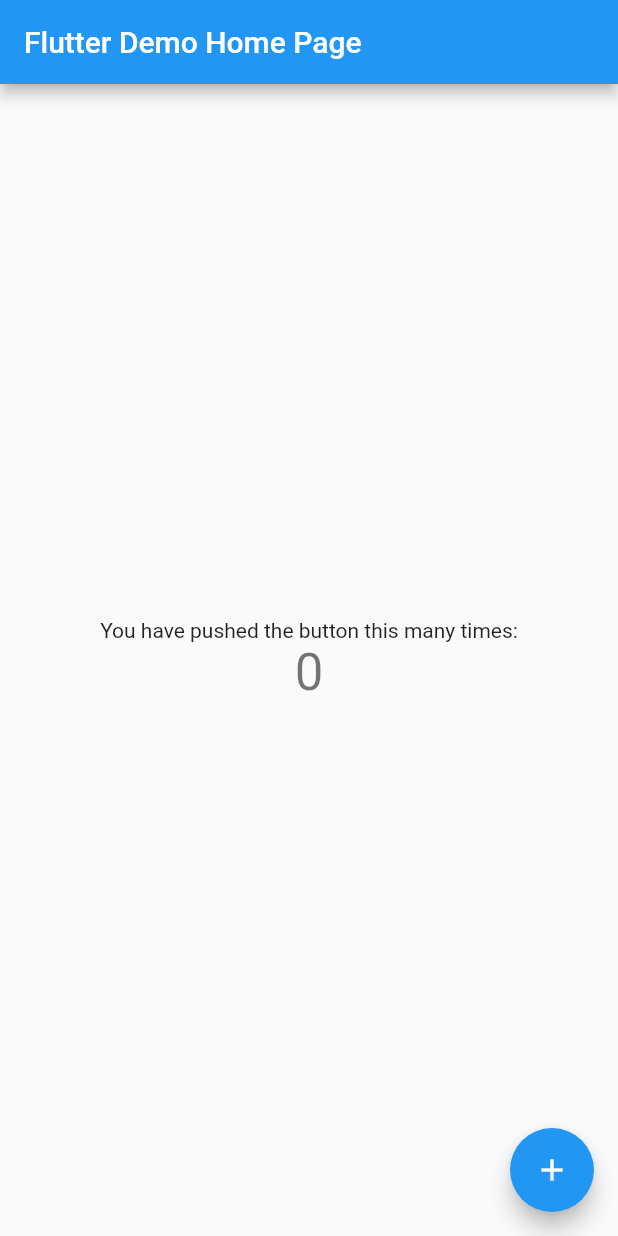
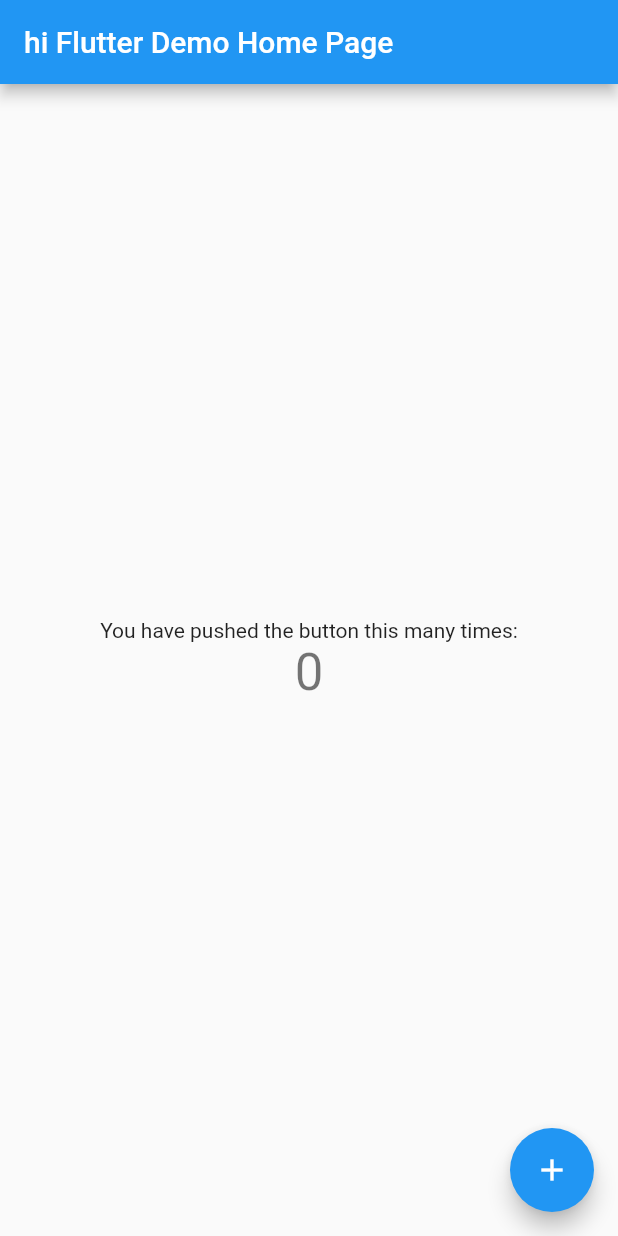
Before and after one commit to iamags/sample2, a Flutter app: the screen it shows after launch, on a phone screen of 412 x 824 dp. Run offline on Flutter 3.47's test engine with Material 2 defaults, Android fonts, the phone set to English and light mode, and no system bars.

```diff
--- a/lib/main.dart
+++ b/lib/main.dart
@@ -24,7 +24,7 @@ class MyApp extends StatelessWidget {
         // is not restarted.
         primarySwatch: Colors.blue,
       ),
-      home: const MyHomePage(title: 'Flutter Demo Home Page'),
+      home: const MyHomePage(title: 'hi Flutter Demo Home Page'),
     );
   }
 }
```
